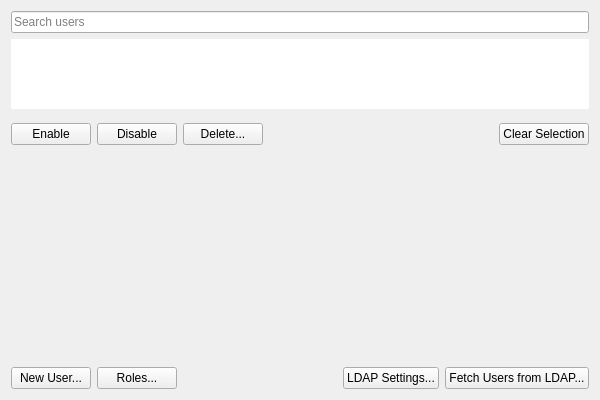
Old version of the form client/src/ui/widgets/system_settings/user_management_widget.ui in the repository networkoptix/nx_open.
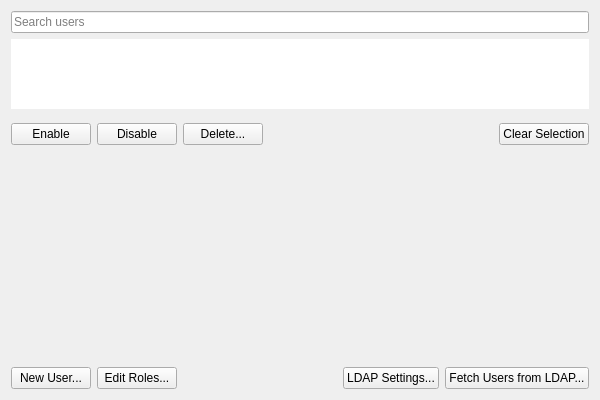
New version of the form.

Commit message:
[Roles...] button in User Management renamed to [Edit Roles...] for consistency with User Settings
<==== Mercurial data ====>
Branch: dev_3.0.0_gui

The edit to the form file:
```diff
--- a/client/src/ui/widgets/system_settings/user_management_widget.ui
+++ b/client/src/ui/widgets/system_settings/user_management_widget.ui
@@ -141,7 +141,7 @@
      <item>
       <widget class="QPushButton" name="rolesButton">
        <property name="text">
-        <string>Roles...</string>
+        <string>Edit Roles...</string>
        </property>
       </widget>
      </item>
```
